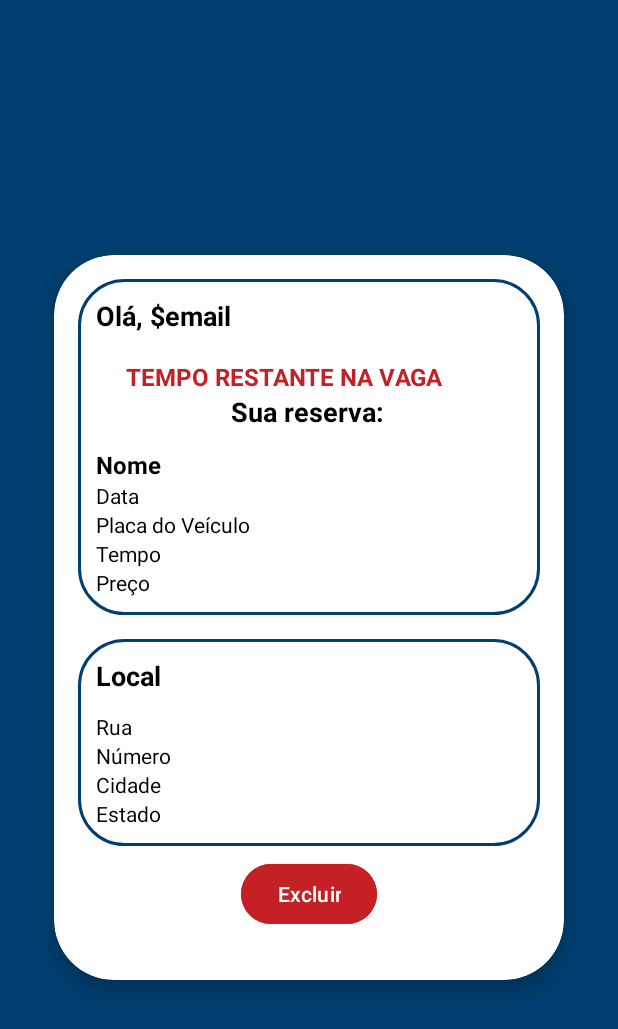
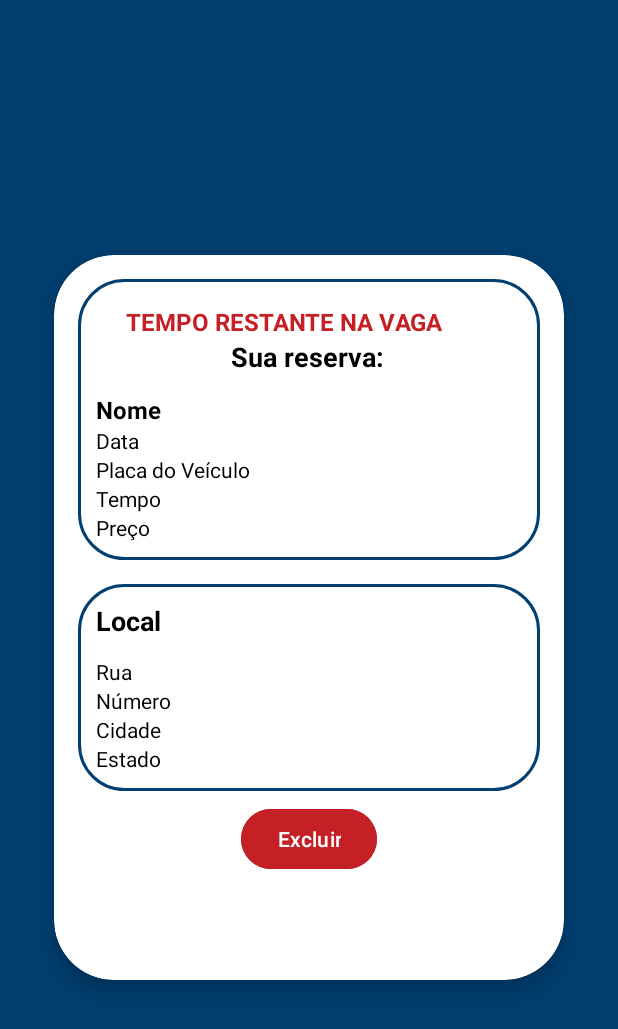
Before and after one commit to VitorMarvulle/GestaoEstacionamento, an Android app: the layout item_consulta.xml on its own in the app's theme, with its tools: preview values and no code run, on a phone screen of 412 x 824 dp. Shown: the top 1029 px of the screen. Run offline under Robolectric (Android 15) with nearby library versions, the phone set to English and light mode, and no system bars.

Commit message:
commit final

```diff
--- a/app/src/main/java/br/edu/fatecpg/gestaoestacionamento/adapter/ReservaAdapter.kt
+++ b/app/src/main/java/br/edu/fatecpg/gestaoestacionamento/adapter/ReservaAdapter.kt
@@ -17,7 +17,6 @@ class ReservaAdapter(
 
     // ViewHolder para a consulta
     class ReservaViewHolder(itemView: View) : RecyclerView.ViewHolder(itemView) {
-        val txtSaudacao: TextView = itemView.findViewById(R.id.txtSaudacao)
         val txtTimer: TextView = itemView.findViewById(R.id.txtTimer)
         val txtNome: TextView = itemView.findViewById(R.id.txtNome)
         val txtData: TextView = itemView.findViewById(R.id.txtData)
@@ -46,7 +45,6 @@ class ReservaAdapter(
         val reserva = reservas[position]
 
         // Configura os campos de texto com os dados da reserva
-        holder.txtSaudacao.text = "Usuário: ${reserva.email}"
         holder.txtTimer.text = "Sua reserva:"
         holder.txtNome.text = "${reserva.nome}"
         holder.txtData.text = "Data: ${reserva.data}"
@@ -77,7 +75,7 @@ class ReservaAdapter(
         }
     }
 
-    // Método para iniciar o timer
+    // Metodo para iniciar o timer
     private fun iniciarTimer(tempoRestanteMillis: Long, txtTimer: TextView) {
         val timer = object : CountDownTimer(tempoRestanteMillis, 1000) {
             override fun onTick(millisUntilFinished: Long) {
--- a/app/src/main/java/br/edu/fatecpg/gestaoestacionamento/view/MotoristaCardActivity.kt
+++ b/app/src/main/java/br/edu/fatecpg/gestaoestacionamento/view/MotoristaCardActivity.kt
@@ -138,7 +138,7 @@ class MotoristaCardActivity : AppCompatActivity() {
         }
     }
 
-    // Método para iniciar o timer
+    // Metodo para iniciar o timer
     private fun iniciarTimer(tempoRestanteMillis: Long, txtTimer: TextView) {
         val timer = object : CountDownTimer(tempoRestanteMillis, 1000) {
             override fun onTick(millisUntilFinished: Long) {
--- a/app/src/main/res/layout/activity_login_motorista.xml
+++ b/app/src/main/res/layout/activity_login_motorista.xml
@@ -209,12 +209,6 @@
                 android:textSize="20sp"
                 app:cornerRadius="15dp" />
 
-            <ProgressBar
-                android:id="@+id/progressBar"
-                android:layout_width="wrap_content"
-                android:layout_height="wrap_content"
-                android:layout_centerInParent="true"
-                android:visibility="gone" />
 
             <Button
                 android:id="@+id/btnSair"
--- a/app/src/main/res/layout/item_consulta.xml
+++ b/app/src/main/res/layout/item_consulta.xml
@@ -39,15 +39,6 @@
                 android:orientation="vertical"
                 android:padding="12dp">
 
-                <TextView
-                    android:id="@+id/txtSaudacao"
-                    android:layout_width="match_parent"
-                    android:layout_height="wrap_content"
-                    android:layout_marginBottom="12dp"
-                    android:text="Olá, $email"
-                    android:textColor="@color/black"
-                    android:textSize="18sp"
-                    android:textStyle="bold" />
 
                 <!-- Campos Nome, Data, Placa, Tempo e Preço -->
                 <TextView
```
Also changed, not shown: app/src/main/java/br/edu/fatecpg/gestaoestacionamento/adapter/VagaAdapter.kt (+6 -1 lines).
